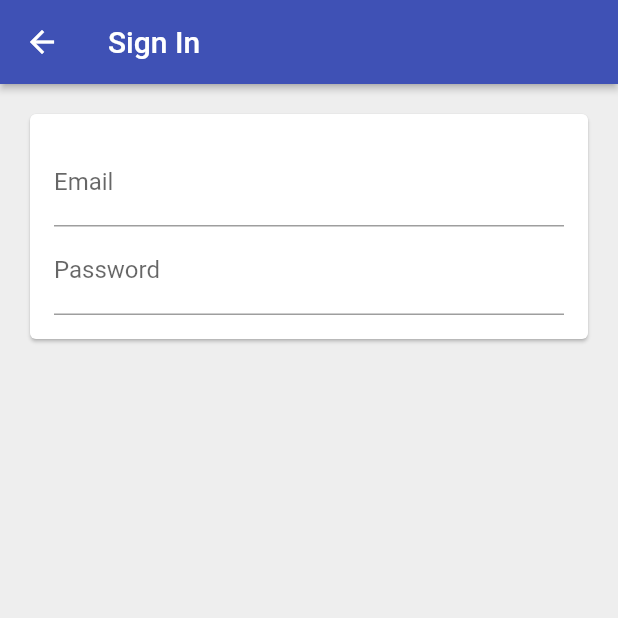
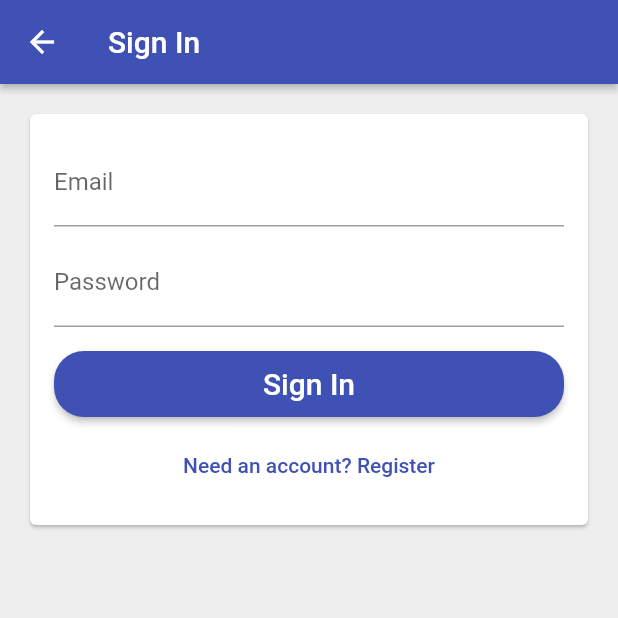
Before and after one commit to Rohit-RA-2020/Time-Tracker, a Flutter app: the EmailSignInPage screen opened directly, on a phone screen of 412 x 824 dp, the top half of it. Run offline on Flutter 3.47's test engine with Material 2 defaults, Android fonts, the phone set to English and light mode, and no system bars; our stand-ins replace firebase_auth, firebase_core, google_sign_in; missing offline and left inert: flutter_login_facebook; accounts and stored records are empty.

Commit message:
Toggling b/w SignIn and Register

```diff
--- a/lib/app/sign_in/email_signin_form.dart
+++ b/lib/app/sign_in/email_signin_form.dart
@@ -1,21 +1,69 @@
 import 'package:flutter/material.dart';
+import 'package:time_tracker_flutter/common_widgets/form_submit_button.dart';
 
-class EmailSignInForm extends StatelessWidget {
+enum EmailSignInFormType { signIn, register }
+
+class EmailSignInForm extends StatefulWidget {
+  @override
+  _EmailSignInFormState createState() => _EmailSignInFormState();
+}
+
+class _EmailSignInFormState extends State<EmailSignInForm> {
+  final TextEditingController _emailController = TextEditingController();
+
+  final TextEditingController _passwordController = TextEditingController();
+
+  EmailSignInFormType _formType = EmailSignInFormType.signIn;
+
+  void _submit() {
+    print('email: ${_emailController.text}');
+  }
+
+  void _toggleFormType() {
+    setState(() {
+      _formType = _formType == EmailSignInFormType.signIn
+          ? EmailSignInFormType.register
+          : EmailSignInFormType.signIn;
+    });
+    _emailController.clear();
+    _passwordController.clear();
+  }
+
   List<Widget> _buildChildren() {
+    final primaryText = _formType == EmailSignInFormType.signIn
+        ? 'Sign In'
+        : 'Create an account';
+    final secondaryText = _formType == EmailSignInFormType.signIn
+        ? 'Need an account? Register'
+        : 'Have an account? Sign In';
     return [
       TextField(
+        controller: _emailController,
         decoration: InputDecoration(
           labelText: 'Email',
           hintText: 'Enter your mail ID',
         ),
+        keyboardType: TextInputType.emailAddress,
       ),
+      SizedBox(height: 8.0),
       TextField(
+        controller: _passwordController,
         decoration: InputDecoration(
           labelText: 'Password',
           hintText: 'Enter your password',
         ),
         obscureText: true,
       ),
+      SizedBox(height: 16.0),
+      FormSubmitButton(
+        onPressed: _submit,
+        text: primaryText,
+      ),
+      SizedBox(height: 8.0),
+      TextButton(
+        child: Text(secondaryText),
+        onPressed: _toggleFormType,
+      )
     ];
   }
 
@@ -24,6 +72,7 @@ class EmailSignInForm extends StatelessWidget {
     return Padding(
       padding: const EdgeInsets.all(16.0),
       child: Column(
+        crossAxisAlignment: CrossAxisAlignment.stretch,
         mainAxisSize: MainAxisSize.min,
         children: _buildChildren(),
       ),
--- /dev/null
+++ b/lib/common_widgets/form_submit_button.dart
@@ -0,0 +1,18 @@
+import 'package:flutter/material.dart';
+import 'package:time_tracker_flutter/common_widgets/custom_raised_button.dart';
+
+class FormSubmitButton extends CustomRaisedButton {
+  FormSubmitButton({
+    @required String text,
+    VoidCallback onPressed,
+  }) : super(
+          child: Text(
+            text,
+            style: TextStyle(color: Colors.white, fontSize: 20.0),
+          ),
+          height: 44.0,
+          color: Colors.indigo,
+          borderRadius: 4.0,
+          onPressed: onPressed,
+        );
+}
```
